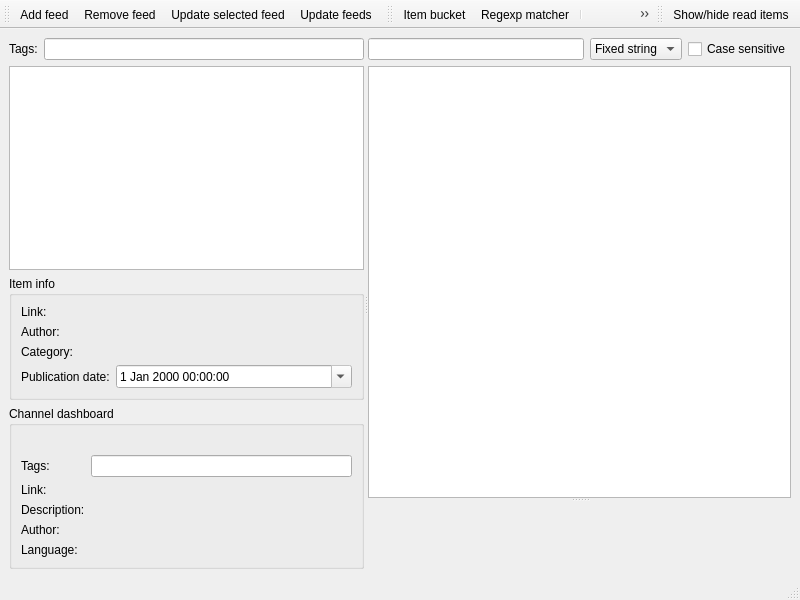
Before: the Qt Designer form src/plugins/aggregator/mainwindow.ui in 0xd34df00d/leechcraft, drawn with Qt 5.
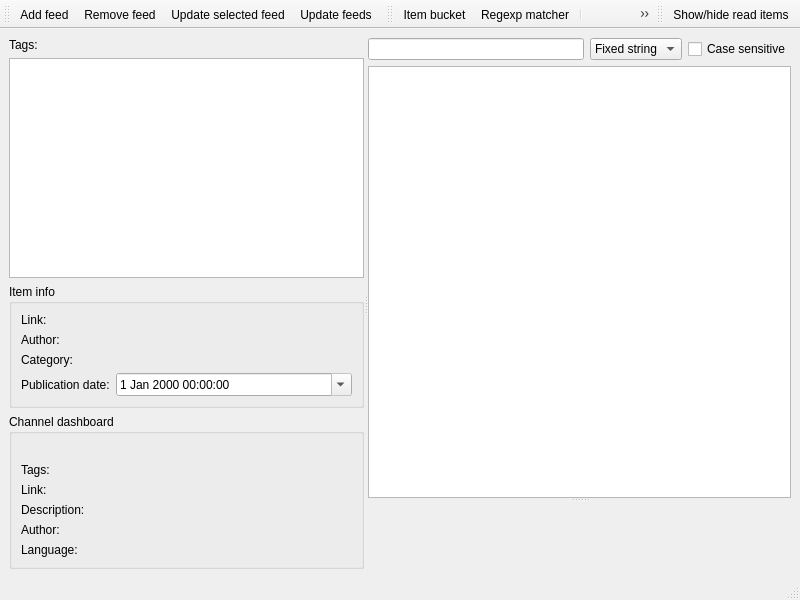
After: the same form once the commit is applied. Icons and pictures are not drawn. Custom widgets are drawn as their Qt base class.

The edit to the form file:
```diff
--- a/src/plugins/aggregator/mainwindow.ui
+++ b/src/plugins/aggregator/mainwindow.ui
@@ -20,9 +20,9 @@
    <property name="geometry" >
     <rect>
      <x>0</x>
-     <y>34</y>
+     <y>39</y>
      <width>800</width>
-     <height>545</height>
+     <height>539</height>
     </rect>
    </property>
    <layout class="QGridLayout" name="gridLayout" >
@@ -43,7 +43,7 @@
            </widget>
           </item>
           <item>
-           <widget class="TagsLineEdit" name="TagsLine_" />
+           <widget class="TagsLineEdit" native="1" name="TagsLine_" />
           </item>
          </layout>
         </item>
@@ -148,7 +148,7 @@
             </widget>
            </item>
            <item row="1" column="1" >
-            <widget class="TagsLineEdit" name="ChannelTags_" />
+            <widget class="TagsLineEdit" native="1" name="ChannelTags_" />
            </item>
            <item row="2" column="0" >
             <widget class="QLabel" name="label_10" >
@@ -477,17 +477,17 @@
   </action>
  </widget>
  <customwidgets>
+  <customwidget>
+   <class>TagsLineEdit</class>
+   <extends>QWidget</extends>
+   <header location="global" >tagslineedit.h</header>
+  </customwidget>
   <customwidget>
    <class>BrowserWidget</class>
    <extends>QWidget</extends>
    <header>browserwidget.h</header>
    <container>1</container>
   </customwidget>
-  <customwidget>
-   <class>TagsLineEdit</class>
-   <extends>QLineEdit</extends>
-   <header>../../plugininterface/tagslineedit.h</header>
-  </customwidget>
  </customwidgets>
  <resources>
   <include location="resources.qrc" />
```
Left out of the diff: 24 changed lines with no effect on the pictures.
